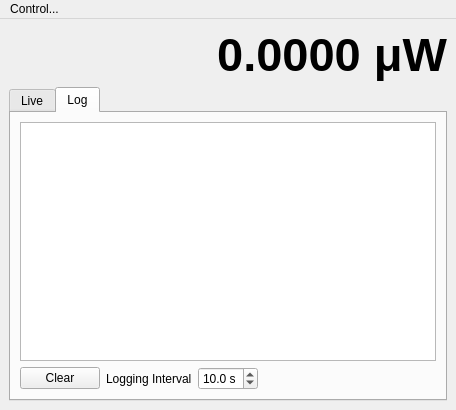
This is src/powermeter/src/powermeter/main.ui in kmnhan/1KARPES_DAQ as Qt 5 draws it before an edit. The edited form follows.
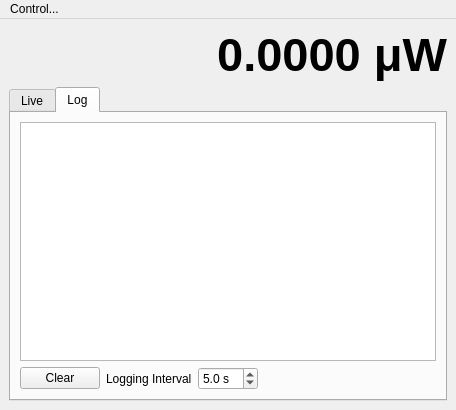
This is the edited form. The open tabs and pages were chosen to show the change. Custom widgets are drawn as their Qt base class.

Commit message: refactor(powermeter): change logging and sampling interval

```diff
--- a/src/powermeter/src/powermeter/main.ui
+++ b/src/powermeter/src/powermeter/main.ui
@@ -100,7 +100,7 @@
              <double>60.000000000000000</double>
             </property>
             <property name="value">
-             <double>10.000000000000000</double>
+             <double>5.000000000000000</double>
             </property>
            </widget>
           </item>
```
The commit also changes 1 other file.
